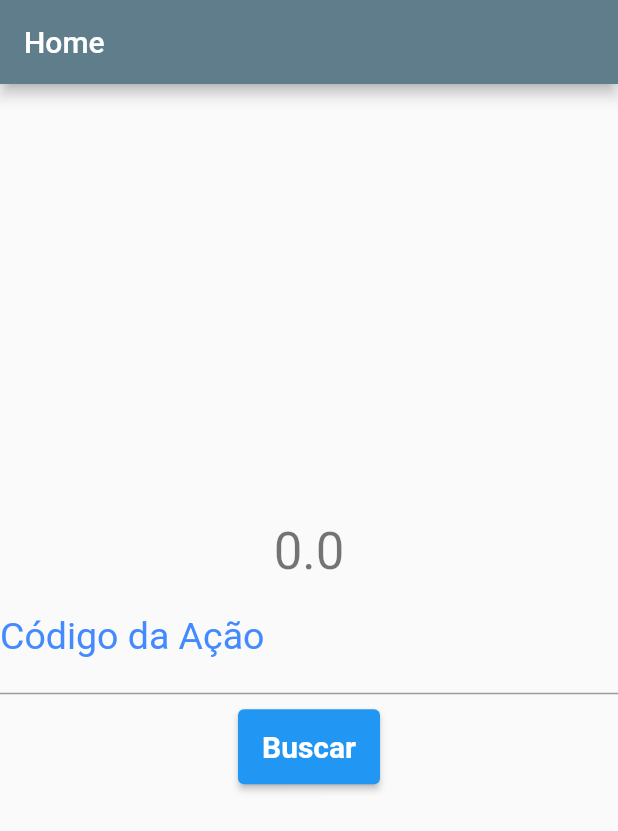
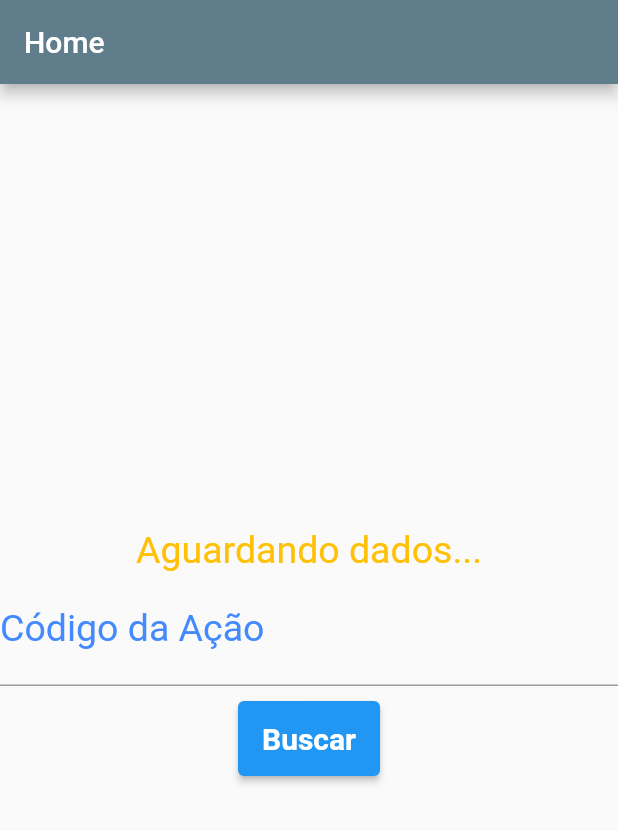
Before and after one commit to SLemos96/check_bolsa, a Flutter app: the screen it shows after launch, after a tap on "Buscar", on a phone screen of 412 x 824 dp. Shown: the top 831 px of the screen. Run offline on Flutter 3.47's test engine with Material 2 defaults, Android fonts, the phone set to English and light mode, and no system bars; network calls fail.

Commit message:
reset no estado quando clica no botao

```diff
--- a/lib/main.dart
+++ b/lib/main.dart
@@ -73,11 +73,11 @@ class _MyHomePageState extends State<MyHomePage> {
         child: Column(
           mainAxisAlignment: MainAxisAlignment.center,
           children: <Widget>[
-            Text(
-              '$_valorAcao',
-              style: Theme.of(context).textTheme.headline4,
-            ),
-            // buildFutureBuilder(),
+            // Text(
+            //   '$_valorAcao',
+            //   style: Theme.of(context).textTheme.headline4,
+            // ),
+            buildFutureBuilder(),
             TextFormField(
               // keyboardType: TextInputType.text,
               decoration: InputDecoration(
@@ -98,6 +98,7 @@ class _MyHomePageState extends State<MyHomePage> {
                       onPressed: () {
                         // if (_formKey.currentState.validate()) {
                         _buscar();
+                        setState(() {});
                         // }
                       },
                       child: Text(
```
